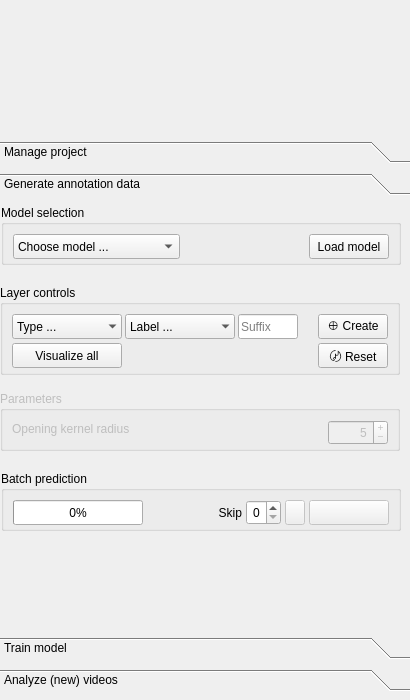
Old version of the form octron/qt_gui/octron.ui in the repository horsto/OCTRON-GUI.
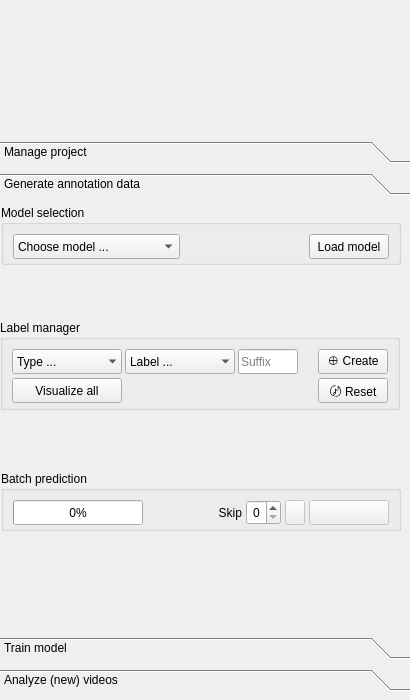
New version of the form. The open tabs and pages were chosen to show the change. Icons and pictures are not drawn.

Commit message:
Changed Layer Controls -> Label Manager
and got rid of kernel

The edit to the form file:
```diff
--- a/octron/qt_gui/octron.ui
+++ b/octron/qt_gui/octron.ui
@@ -590,7 +590,7 @@
             </size>
            </property>
            <property name="title">
-            <string>Layer controls</string>
+            <string>Label manager</string>
            </property>
            <layout class="QGridLayout" name="gridLayout">
             <property name="sizeConstraint">
@@ -830,104 +830,6 @@
            </layout>
           </widget>
          </item>
-         <item>
-          <widget class="QGroupBox" name="annotate_param_groupbox">
-           <property name="enabled">
-            <bool>false</bool>
-           </property>
-           <property name="sizePolicy">
-            <sizepolicy hsizetype="Fixed" vsizetype="Fixed">
-             <horstretch>0</horstretch>
-             <verstretch>0</verstretch>
-            </sizepolicy>
-           </property>
-           <property name="minimumSize">
-            <size>
-             <width>400</width>
-             <height>60</height>
-            </size>
-           </property>
-           <property name="maximumSize">
-            <size>
-             <width>400</width>
-             <height>60</height>
-            </size>
-           </property>
-           <property name="title">
-            <string>Parameters</string>
-           </property>
-           <layout class="QHBoxLayout" name="horizontalLayout_4">
-            <property name="spacing">
-             <number>20</number>
-            </property>
-            <property name="leftMargin">
-             <number>9</number>
-            </property>
-            <property name="topMargin">
-             <number>9</number>
-            </property>
-            <property name="rightMargin">
-             <number>9</number>
-            </property>
-            <property name="bottomMargin">
-             <number>9</number>
-            </property>
-            <item alignment="Qt::AlignmentFlag::AlignLeft|Qt::AlignmentFlag::AlignVCenter">
-             <widget class="QLabel" name="kernel_label">
-              <property name="sizePolicy">
-               <sizepolicy hsizetype="Expanding" vsizetype="Preferred">
-                <horstretch>0</horstretch>
-                <verstretch>0</verstretch>
-               </sizepolicy>
-              </property>
-              <property name="maximumSize">
-               <size>
-                <width>400</width>
-                <height>25</height>
-               </size>
-              </property>
-              <property name="text">
-               <string>Opening kernel radius</string>
-              </property>
-             </widget>
-            </item>
-            <item alignment="Qt::AlignmentFlag::AlignRight|Qt::AlignmentFlag::AlignVCenter">
-             <widget class="QSpinBox" name="opening_kernel_radius_input">
-              <property name="sizePolicy">
-               <sizepolicy hsizetype="Fixed" vsizetype="Fixed">
-                <horstretch>0</horstretch>
-                <verstretch>0</verstretch>
-               </sizepolicy>
-              </property>
-              <property name="minimumSize">
-               <size>
-                <width>60</width>
-                <height>25</height>
-               </size>
-              </property>
-              <property name="maximumSize">
-               <size>
-                <width>60</width>
-                <height>25</height>
-               </size>
-              </property>
-              <property name="alignment">
-               <set>Qt::AlignmentFlag::AlignRight|Qt::AlignmentFlag::AlignTrailing|Qt::AlignmentFlag::AlignVCenter</set>
-              </property>
-              <property name="buttonSymbols">
-               <enum>QAbstractSpinBox::ButtonSymbols::PlusMinus</enum>
-              </property>
-              <property name="maximum">
-               <number>20</number>
-              </property>
-              <property name="value">
-               <number>5</number>
-              </property>
-             </widget>
-            </item>
-           </layout>
-          </widget>
-         </item>
          <item alignment="Qt::AlignmentFlag::AlignHCenter|Qt::AlignmentFlag::AlignBottom">
           <widget class="QGroupBox" name="annotate_layer_predict_groupbox">
            <property name="sizePolicy">
```
The commit also changes 3 other files.
